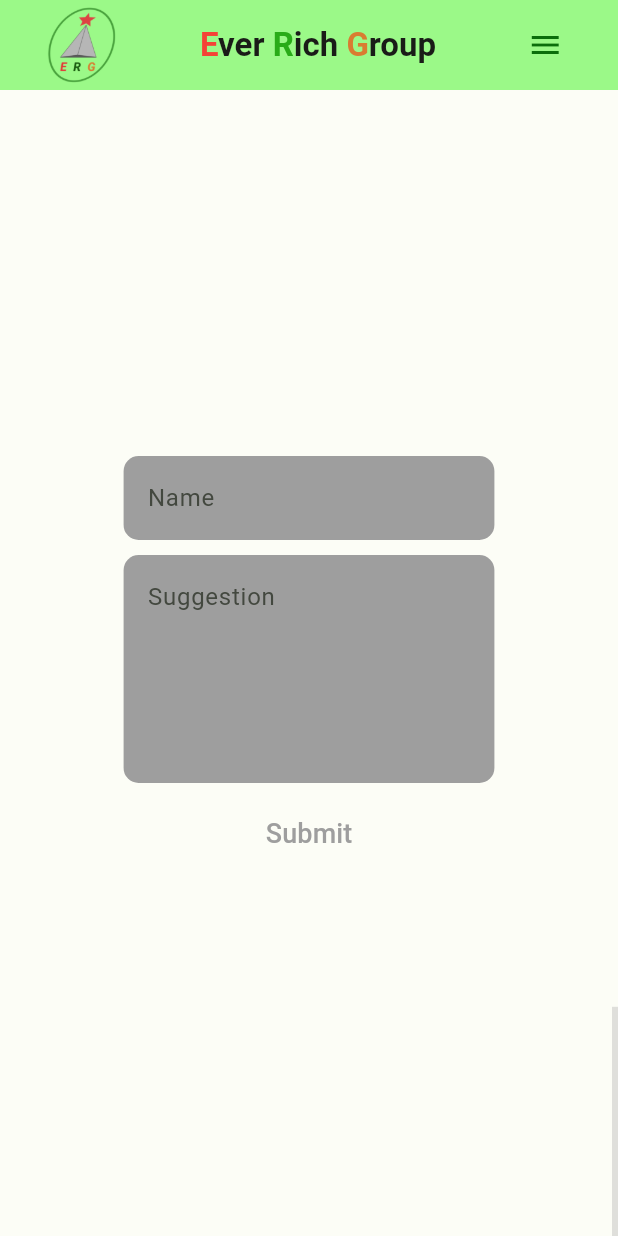
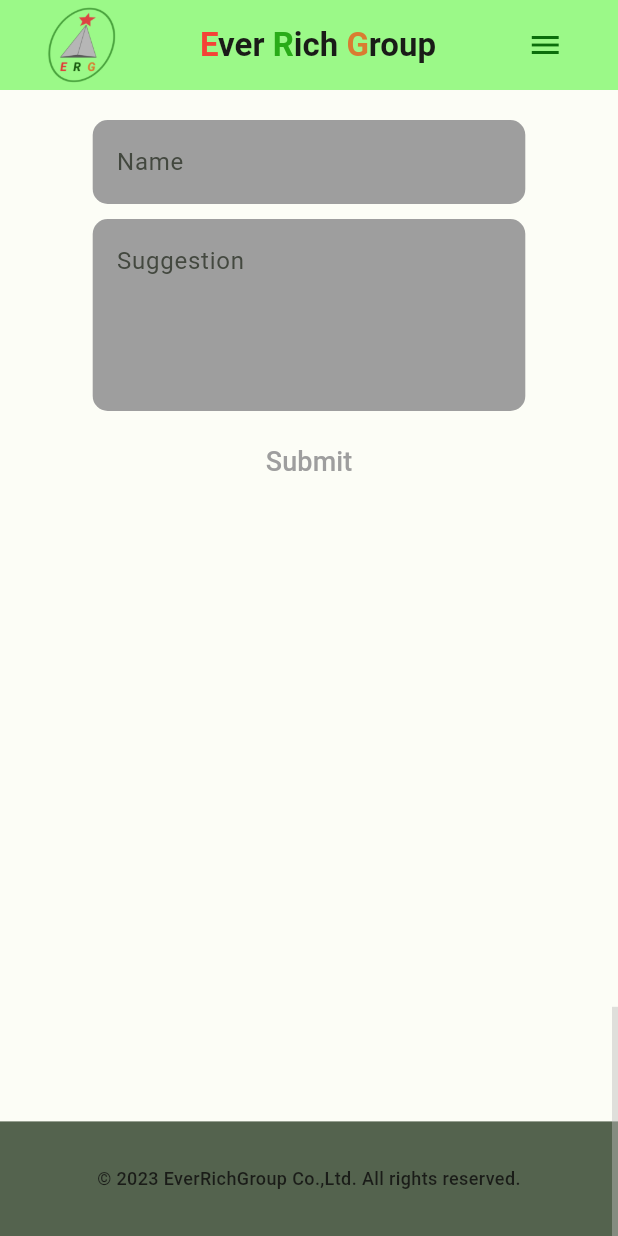
Before and after one commit to thetlwinlwin/erg_web, a Flutter app: the screen it shows after launch, swiped to page 5, on a phone screen of 412 x 824 dp. Run offline on Flutter 3.47's test engine with Material 2 defaults, Android fonts, the phone set to English and light mode, and no system bars.

Commit message:
contact form

```diff
--- /dev/null
+++ b/lib/home_pages/contact/contact_form.dart
@@ -0,0 +1,144 @@
+import 'package:erg_web/shared/contact_model.dart';
+import 'package:erg_web/shared/repository.dart';
+import 'package:erg_web/shared/responsiveness.dart';
+import 'package:erg_web/shared/textbtn_color.dart';
+import 'package:flutter/material.dart';
+
+class ContactForm extends StatefulWidget {
+  const ContactForm({super.key});
+
+  @override
+  State<ContactForm> createState() => _ContactFormState();
+}
+
+class _ContactFormState extends State<ContactForm> {
+  late final TextEditingController _nameController;
+  late final TextEditingController _suggestionController;
+  bool _isActive = false;
+
+  @override
+  void initState() {
+    super.initState();
+    _nameController = TextEditingController();
+    _suggestionController = TextEditingController();
+  }
+
+  @override
+  void dispose() {
+    _nameController.dispose();
+    _suggestionController.dispose();
+    super.dispose();
+  }
+
+  @override
+  Widget build(BuildContext context) {
+    return Column(
+      mainAxisSize: MainAxisSize.min,
+      crossAxisAlignment: CrossAxisAlignment.center,
+      children: [
+        _CustomContactForm(
+          hintTxt: 'Name',
+          controller: _nameController,
+          onChanged: (String val) {
+            final isActive =
+                val.isNotEmpty && _suggestionController.text.isNotEmpty;
+            if (isActive != _isActive) {
+              setState(() {
+                _isActive = isActive;
+              });
+            }
+          },
+        ),
+        const SizedBox(
+          height: 10,
+        ),
+        _CustomContactForm(
+          hintTxt: 'Suggestion',
+          controller: _suggestionController,
+          maxline: 4,
+          onChanged: (String val2) {
+            final isActive = val2.isNotEmpty && _nameController.text.isNotEmpty;
+            if (isActive != _isActive) {
+              setState(() {
+                _isActive = isActive;
+              });
+            }
+          },
+        ),
+        const SizedBox(
+          height: 10,
+        ),
+        CustomTextButton(
+          onPressed: _isActive ? _sendMail : null,
+          text: 'Submit',
+        ),
+      ],
+    );
+  }
+
+  Future _sendMail() async {
+    final model = SuggestionModel(
+      name: _nameController.text,
+      suggestion: _suggestionController.text,
+    );
+    final result = await Repo().sendMail(model);
+    if (mounted) {
+      ScaffoldMessenger.of(context).clearSnackBars();
+      ScaffoldMessenger.of(context).showSnackBar(
+        SnackBar(
+          content: Text(
+            result ? 'Your Suggestion has sent' : 'Error Occured.',
+          ),
+        ),
+      );
+    }
+    _nameController.clear();
+    _suggestionController.clear();
+    setState(() {
+      _isActive = false;
+    });
+  }
+}
+
+class _CustomContactForm extends StatelessWidget {
+  final int? maxline;
+  final String hintTxt;
+  final TextEditingController? controller;
+  final Function(String)? onChanged;
+
+  const _CustomContactForm({
+    Key? key,
+    required this.hintTxt,
+    this.controller,
+    this.onChanged,
+    this.maxline = 1,
+  }) : super(key: key);
+
+  @override
+  Widget build(BuildContext context) {
+    final isPhone =
+        MediaQuery.of(context).size.width <= ScreenSize.phone.maxWidth;
+    return Flexible(
+      child: FractionallySizedBox(
+        widthFactor: isPhone ? 0.7 : 0.4,
+        child: TextFormField(
+          controller: controller,
+          maxLines: maxline,
+          onChanged: onChanged,
+          decoration: InputDecoration(
+            hintText: hintTxt,
+            border: OutlineInputBorder(
+              borderSide: BorderSide.none,
+              borderRadius: BorderRadius.circular(10),
+            ),
+            fillColor: Colors.grey,
+            filled: true,
+            labelStyle: AppTextStyle.descriptionTextStyle(
+              context,
+            ),
+          ),
+        ),
+      ),
+    );
+  }
+}
--- a/lib/home_pages/contact/contact_page_view.dart
+++ b/lib/home_pages/contact/contact_page_view.dart
@@ -1,157 +1,58 @@
-import 'package:erg_web/shared/contact_model.dart';
-import 'package:erg_web/shared/repository.dart';
+import 'package:erg_web/home_pages/contact/contact_form.dart';
+import 'package:erg_web/home_pages/contact/footer.dart';
+import 'package:erg_web/shared/responsiveness.dart';
 import 'package:flutter/material.dart';
-
-import 'package:erg_web/shared/responsiveness.dart';
-import 'package:erg_web/shared/textbtn_color.dart';
 
 class ContactPageView extends StatelessWidget {
   const ContactPageView({super.key});
 
   @override
   Widget build(BuildContext context) {
-    return const Center(
-      child: SingleChildScrollView(
-        physics: BouncingScrollPhysics(),
-        child: ContactForm(),
-      ),
+    return LayoutBuilder(
+      builder: (context, BoxConstraints constraints) {
+        if (constraints.maxWidth <= ScreenSize.phone.maxWidth) {
+          return const MobileContactPage();
+        } else {
+          return const DesktopContactPage();
+        }
+      },
     );
   }
 }
 
-class ContactForm extends StatefulWidget {
-  const ContactForm({super.key});
-
-  @override
-  State<ContactForm> createState() => _ContactFormState();
-}
-
-class _ContactFormState extends State<ContactForm> {
-  late final TextEditingController _nameController;
-  late final TextEditingController _suggestionController;
-  bool _isActive = false;
-
-  @override
-  void initState() {
-    super.initState();
-    _nameController = TextEditingController();
-    _suggestionController = TextEditingController();
-  }
-
-  @override
-  void dispose() {
-    _nameController.dispose();
-    _suggestionController.dispose();
-    super.dispose();
-  }
+class MobileContactPage extends StatelessWidget {
+  const MobileContactPage({super.key});
 
   @override
   Widget build(BuildContext context) {
-    return Column(
-      mainAxisSize: MainAxisSize.min,
-      crossAxisAlignment: CrossAxisAlignment.center,
-      children: [
-        CustomContactForm(
-          hintTxt: 'Name',
-          controller: _nameController,
-          onChanged: (String val) {
-            final isActive =
-                val.isNotEmpty && _suggestionController.text.isNotEmpty;
-            if (isActive != _isActive) {
-              setState(() {
-                _isActive = isActive;
-              });
-            }
-          },
+    return Stack(
+      children: const [
+        Align(
+          alignment: Alignment.topCenter,
+          child: Padding(
+            padding: EdgeInsets.only(top: 20),
+            child: ContactForm(),
+          ),
         ),
-        const SizedBox(
-          height: 10,
-        ),
-        CustomContactForm(
-          hintTxt: 'Suggestion',
-          controller: _suggestionController,
-          maxline: 5,
-          onChanged: (String val2) {
-            final isActive = val2.isNotEmpty && _nameController.text.isNotEmpty;
-            if (isActive != _isActive) {
-              setState(() {
-                _isActive = isActive;
-              });
-            }
-          },
-        ),
-        const SizedBox(
-          height: 10,
-        ),
-        CustomTextButton(
-          onPressed: _isActive ? _sendMail : null,
-          text: 'Submit',
-        ),
+        Footer(textSize: 12),
       ],
     );
   }
-
-  Future _sendMail() async {
-    final model = SuggestionModel(
-      name: _nameController.text,
-      suggestion: _suggestionController.text,
-    );
-    final result = await Repo().sendMail(model);
-    if (mounted) {
-      ScaffoldMessenger.of(context).clearSnackBars();
-      ScaffoldMessenger.of(context).showSnackBar(
-        SnackBar(
-          content: Text(
-            result ? 'Your Suggestion has sent' : 'Error Occured.',
-          ),
-        ),
-      );
-    }
-    _nameController.clear();
-    _suggestionController.clear();
-    setState(() {
-      _isActive = false;
-    });
-  }
 }
 
-class CustomContactForm extends StatelessWidget {
-  final int? maxline;
-  final String hintTxt;
-  final TextEditingController? controller;
-  final Function(String)? onChanged;
-
-  const CustomContactForm({
-    Key? key,
-    required this.hintTxt,
-    this.controller,
-    this.onChanged,
-    this.maxline = 1,
-  }) : super(key: key);
+class DesktopContactPage extends StatelessWidget {
+  const DesktopContactPage({super.key});
 
   @override
   Widget build(BuildContext context) {
-    return Flexible(
-      child: FractionallySizedBox(
-        widthFactor: 0.6,
-        child: TextFormField(
-          controller: controller,
-          maxLines: maxline,
-          onChanged: onChanged,
-          decoration: InputDecoration(
-            hintText: hintTxt,
-            border: OutlineInputBorder(
-              borderSide: BorderSide.none,
-              borderRadius: BorderRadius.circular(10),
-            ),
-            fillColor: Colors.grey,
-            filled: true,
-            labelStyle: AppTextStyle.descriptionTextStyle(
-              context,
-            ),
-          ),
+    return Stack(
+      children: const [
+        Align(
+          alignment: Alignment.center,
+          child: ContactForm(),
         ),
-      ),
+        Footer(textSize: 16),
+      ],
     );
   }
 }
--- /dev/null
+++ b/lib/home_pages/contact/footer.dart
@@ -0,0 +1,30 @@
+import 'package:erg_web/shared/responsiveness.dart';
+import 'package:flutter/material.dart';
+
+class Footer extends StatelessWidget {
+  final double textSize;
+  const Footer({
+    Key? key,
+    required this.textSize,
+  }) : super(key: key);
+
+  @override
+  Widget build(BuildContext context) {
+    return Align(
+      alignment: Alignment.bottomCenter,
+      child: FractionallySizedBox(
+        heightFactor: 0.1,
+        child: Container(
+          color: Theme.of(context).colorScheme.secondary,
+          child: Center(
+            child: Text(
+              '© 2023 EverRichGroup Co.,Ltd. All rights reserved.',
+              style: AppTextStyle.defaultTextStyle(textSize),
+              textAlign: TextAlign.center,
+            ),
+          ),
+        ),
+      ),
+    );
+  }
+}
```
